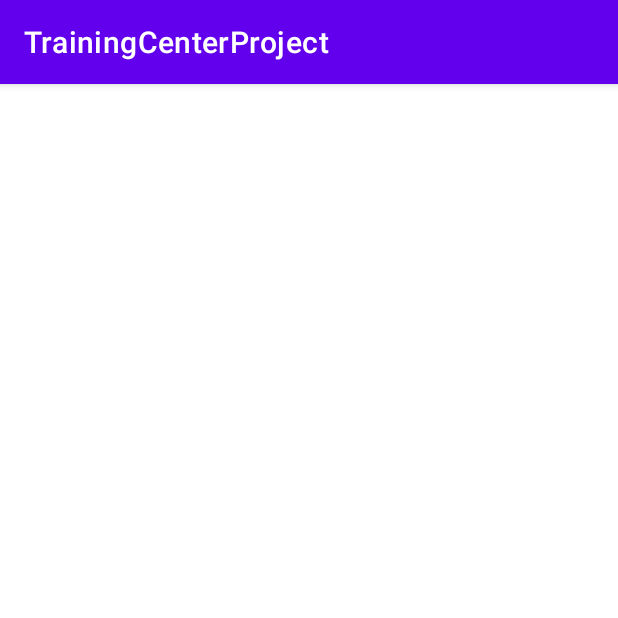
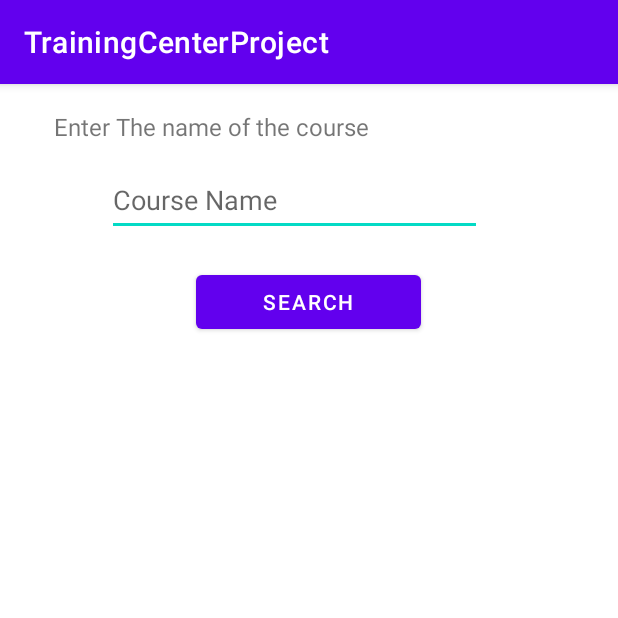
Before and after one commit to dohmeid/TrainingCenterProject, an Android app: the TraineeCourseSeach screen opened directly, with no data from a screen before it, on a phone screen of 412 x 824 dp, the top half of it. Run offline under Robolectric (Android 15) with nearby library versions, the phone set to English and light mode, and no system bars.

Commit message:
Trainee Course Search activity was implemented

```diff
--- a/app/src/main/java/com/example/trainingcenterproject/TraineeCourseSeach.java
+++ b/app/src/main/java/com/example/trainingcenterproject/TraineeCourseSeach.java
@@ -2,13 +2,56 @@ package com.example.trainingcenterproject;
 
 import androidx.appcompat.app.AppCompatActivity;
 
+import android.annotation.SuppressLint;
+import android.database.Cursor;
 import android.os.Bundle;
+import android.widget.Button;
+import android.widget.EditText;
+import android.widget.LinearLayout;
+import android.widget.TextView;
 
 public class TraineeCourseSeach extends AppCompatActivity {
 
+    EditText courseName;
+    Button search;
+    LinearLayout courseResult;
+
+    @SuppressLint({"MissingInflatedId", "SetTextI18n"})
     @Override
     protected void onCreate(Bundle savedInstanceState) {
         super.onCreate(savedInstanceState);
         setContentView(R.layout.activity_trainee_course_seach);
+
+        courseName = findViewById(R.id.courseName);
+        search = findViewById(R.id.searchBtn);
+        courseResult = findViewById(R.id.resultsLayout);
+
+        search.setOnClickListener(view -> {
+            if(courseName.getText().toString().isEmpty()){
+                courseName.setError("Please insert course name.");
+            }
+            else{
+                DataBaseHelper dataBaseHelper =new DataBaseHelper(this, DataBaseHelper.databaseName, null, 1);
+                Cursor allCoursesCurser = dataBaseHelper.getAllCourses();
+                courseResult.removeAllViews();
+
+                while (allCoursesCurser.moveToNext()){
+                    if(allCoursesCurser.getString(1).contains(courseName.getText().toString())){
+                        TextView textView =new TextView(TraineeCourseSeach.this);
+                        textView.setText( "Id: "+ allCoursesCurser.getString(0) +
+                                "\nTitle: "+ allCoursesCurser.getString(1) +
+                                "\nTopic: "+ allCoursesCurser.getString(2) +
+                                "\nPrerequisites: "+ allCoursesCurser.getString(3) +
+                                "\nInstructor: "+ allCoursesCurser.getString(4) +
+                                "\nDeadline: "+ allCoursesCurser.getString(5) +
+                                "\nStart Date: "+ allCoursesCurser.getString(6) +
+                                "\nSchedule: "+ allCoursesCurser.getString(7) +
+                                "\nVenue: "+ allCoursesCurser.getString(8) + "\n\n" );
+                        courseResult.addView(textView);
+                    }
+                }
+
+            }
+        });
     }
 }
--- a/app/src/main/res/layout/activity_trainee_course_seach.xml
+++ b/app/src/main/res/layout/activity_trainee_course_seach.xml
@@ -6,4 +6,50 @@
     android:layout_height="match_parent"
     tools:context=".TraineeCourseSeach">
 
+    <TextView
+        android:id="@+id/textView4"
+        android:layout_width="wrap_content"
+        android:layout_height="wrap_content"
+        android:layout_marginStart="36dp"
+        android:layout_marginTop="17dp"
+        android:text="Enter The name of the course"
+        android:textSize="16sp"
+        app:layout_constraintStart_toStartOf="parent"
+        app:layout_constraintTop_toTopOf="parent" />
+
+    <EditText
+        android:id="@+id/courseName"
+        android:layout_width="250dp"
+        android:layout_height="48dp"
+        android:layout_marginStart="71dp"
+        android:layout_marginTop="14dp"
+        android:ems="10"
+        android:inputType="text"
+        android:hint="Course Name"
+        app:layout_constraintStart_toStartOf="parent"
+        app:layout_constraintTop_toBottomOf="@+id/textView4" />
+
+    <Button
+        android:id="@+id/searchBtn"
+        android:layout_width="150dp"
+        android:layout_height="wrap_content"
+        android:layout_marginStart="130dp"
+        android:layout_marginTop="20dp"
+        android:layout_marginEnd="131dp"
+        android:text="Search"
+        app:layout_constraintEnd_toEndOf="parent"
+        app:layout_constraintStart_toStartOf="parent"
+        app:layout_constraintTop_toBottomOf="@+id/courseName" />
+
+    <LinearLayout
+        android:id="@+id/resultsLayout"
+        android:layout_width="409dp"
+        android:layout_height="418dp"
+        android:layout_marginStart="1dp"
+        android:layout_marginTop="15dp"
+        android:layout_marginEnd="1dp"
+        android:orientation="vertical"
+        app:layout_constraintEnd_toEndOf="parent"
+        app:layout_constraintStart_toStartOf="parent"
+        app:layout_constraintTop_toBottomOf="@+id/searchBtn"></LinearLayout>
 </androidx.constraintlayout.widget.ConstraintLayout>
```
Also changed, not shown: app/src/main/java/com/example/trainingcenterproject/DataBaseHelper.java (+10 -4 lines), app/src/main/java/com/example/trainingcenterproject/TraineeProfile.java (+2 -6 lines).
